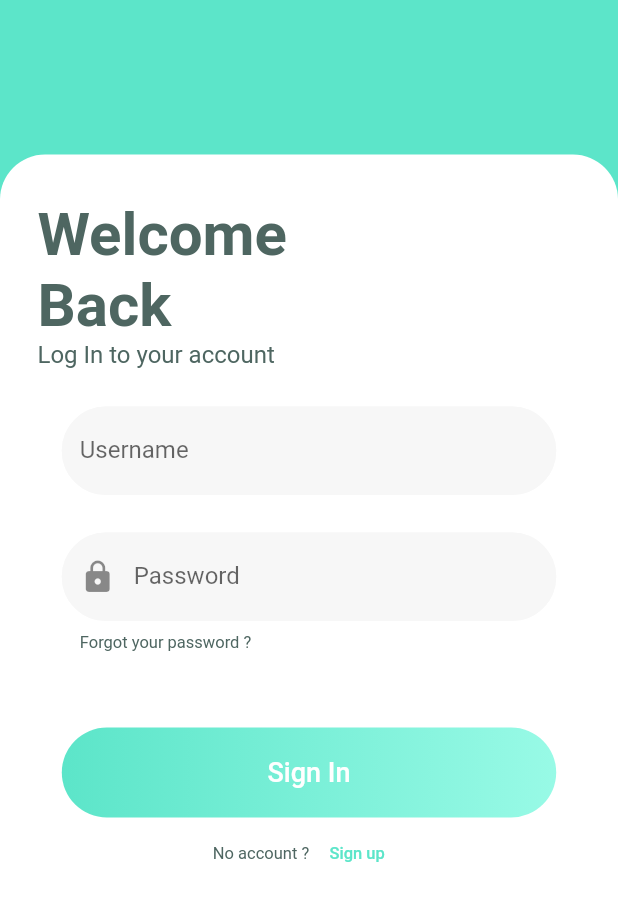
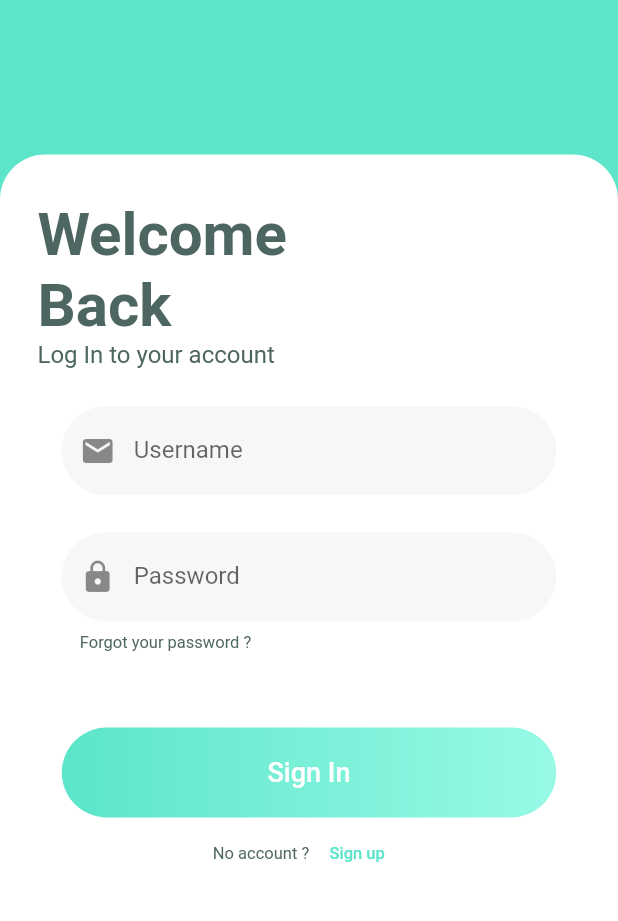
Before and after one commit to Benji22ben/Dymogo, a Flutter app: the screen it shows after launch, in the side drawer, after a tap on "Sign In", on a phone screen of 412 x 824 dp, the part 309-1230 px from its top. Run offline on Flutter 3.47's test engine with Material 2 defaults, Android fonts, the phone set to English and light mode, and no system bars; our stand-ins replace animated_splash_screen, camera, flutter_map, flutter_secure_storage, flutter_svg, get_it and 4 more; missing offline and left inert: assorted_layout_widgets, jwt_decode, tflite.

Commit message:
New Icons

```diff
--- a/lib/views/login/login_screen.dart
+++ b/lib/views/login/login_screen.dart
@@ -135,6 +135,7 @@ class _LoginScreenState extends State<LoginScreen> {
                                   ),
                                   fillColor: kTextInputBg,
                                   filled: true,
+                                  prefixIcon: Icon(Icons.email),
                                   labelText: 'Username',
                                   hintText: 'Your username'),
                               validator: (String? value) {
--- a/lib/views/signup/signup_screen.dart
+++ b/lib/views/signup/signup_screen.dart
@@ -120,6 +120,7 @@ class _SignUpScreenState extends State<SignUpScreen> {
                                     borderRadius:
                                         BorderRadius.all(Radius.circular(30)),
                                   ),
+                                  prefixIcon: Icon(Icons.email),
                                   fillColor: kTextInputBg,
                                   filled: true,
                                   labelText: 'Email',
```
